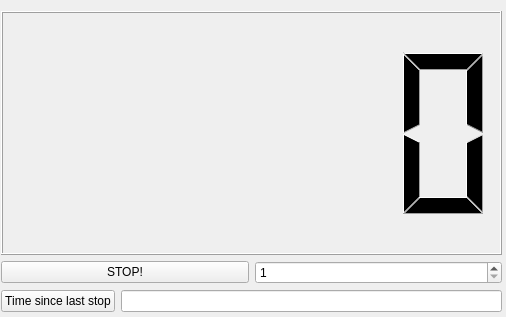
Qt form counterDlg.ui (premeromb/practica1Robotica) before a commit.
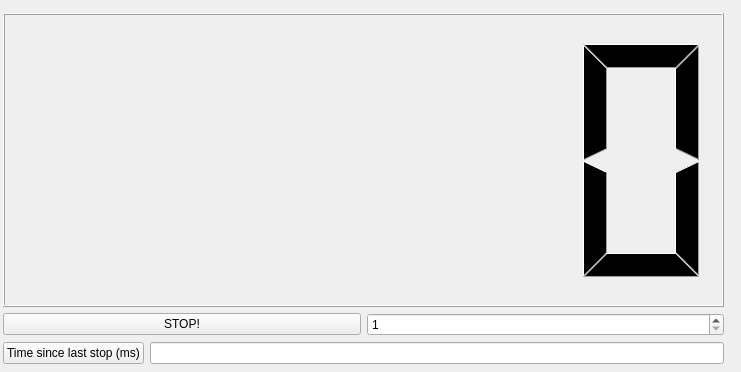
The same form after that commit.

Commit message: ms indicator on button

```diff
--- a/counterDlg.ui
+++ b/counterDlg.ui
@@ -6,8 +6,8 @@
    <rect>
     <x>0</x>
     <y>0</y>
-    <width>506</width>
-    <height>317</height>
+    <width>741</width>
+    <height>372</height>
    </rect>
   </property>
   <property name="windowTitle">
@@ -16,10 +16,10 @@
   <widget class="QWidget" name="">
    <property name="geometry">
     <rect>
-     <x>1</x>
-     <y>11</y>
-     <width>501</width>
-     <height>301</height>
+     <x>3</x>
+     <y>13</y>
+     <width>721</width>
+     <height>351</height>
     </rect>
    </property>
    <layout class="QGridLayout" name="gridLayout_2">
@@ -50,7 +50,7 @@
     <item row="1" column="0">
      <widget class="QPushButton" name="periodButton">
       <property name="text">
-       <string>Time since last stop</string>
+       <string>Time since last stop (ms)</string>
       </property>
      </widget>
     </item>
```
